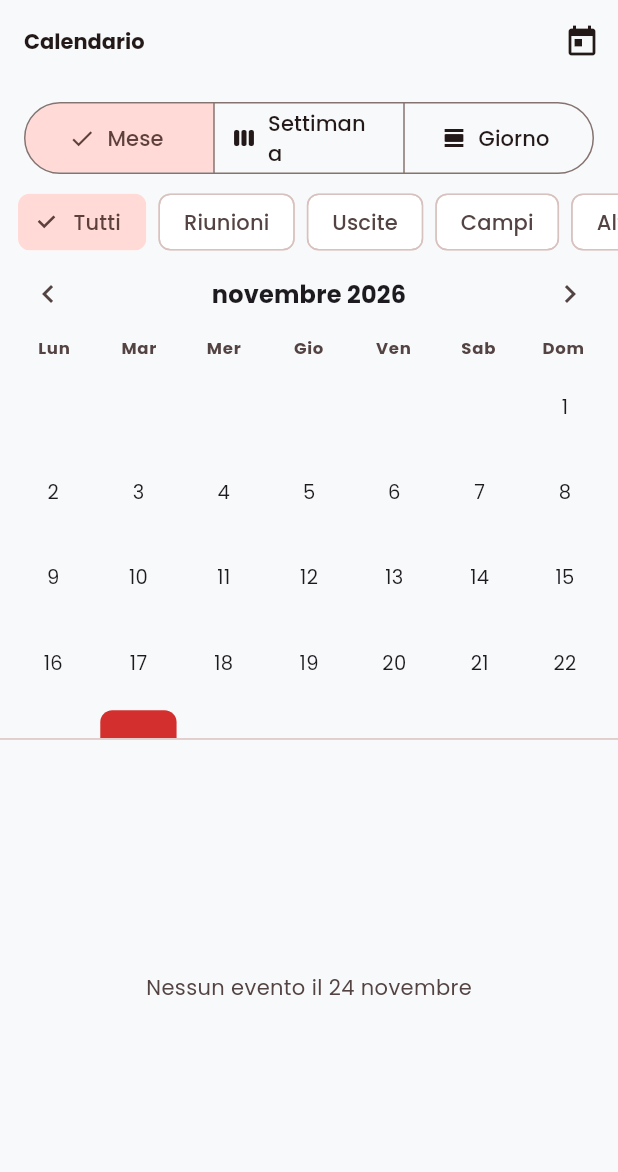
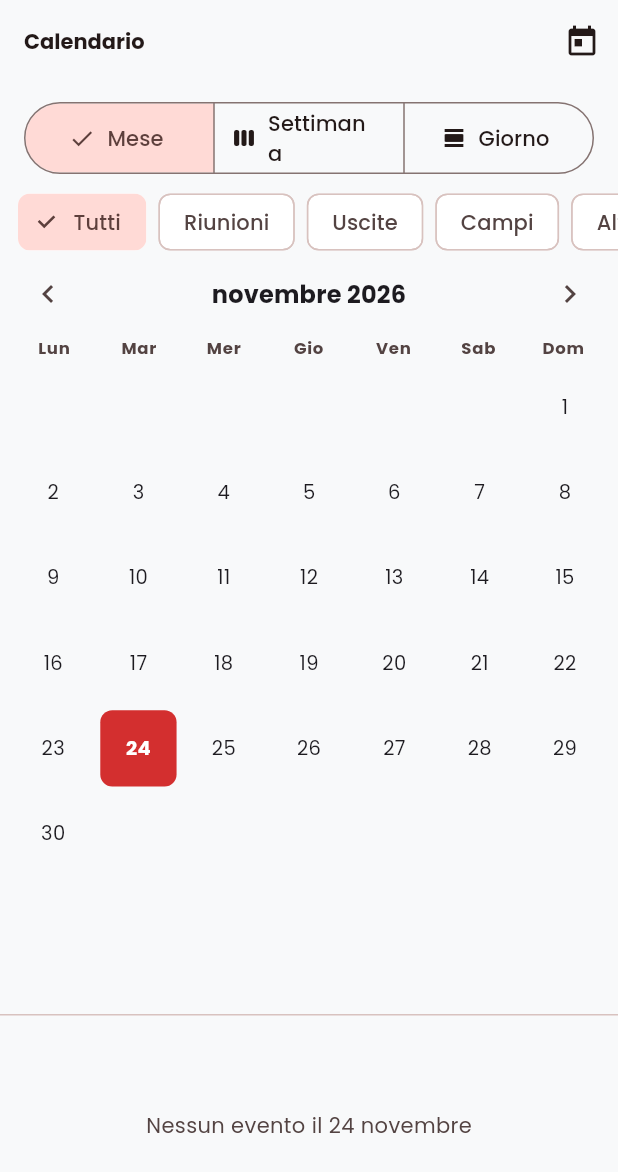
Before and after one commit to LucaPetruzzelli/scouting_project, a Flutter app: the CalendarScreen screen opened by its route, on a phone screen of 412 x 824 dp. Shown: the top 1172 px of the screen. Run offline on Flutter 3.47's test engine with Material 3 defaults, Android fonts, the phone set to English and light mode, and no system bars; our stand-ins replace csv, file_picker, firebase_core, firebase_messaging, flutter_dotenv, flutter_image_compress and 11 more; accounts and stored records are empty; network calls fail.

Commit message:
correzione errore calendario

```diff
--- a/scouting_app/lib/core/widgets/custom_text_field.dart
+++ b/scouting_app/lib/core/widgets/custom_text_field.dart
@@ -54,7 +54,7 @@ class CustomTextField extends StatelessWidget {
           decoration: InputDecoration(
             hintText: placeholder,
             hintStyle: TextStyle(
-              color: Theme.of(context).colorScheme.onSurface.withOpacity(0.5),
+              color: Theme.of(context).colorScheme.onSurface.withValues(alpha: 0.5),
             ),
             prefixIcon: icon != null
                 ? Icon(
--- a/scouting_app/lib/features/auth/screens/registration_step2_screen.dart
+++ b/scouting_app/lib/features/auth/screens/registration_step2_screen.dart
@@ -290,12 +290,12 @@ class _RegistrationStep2ScreenState extends ConsumerState<RegistrationStep2Scree
   }
 
   Widget _buildStepIndicator(BuildContext context, String step, String title, {required bool isActive, bool isCompleted = false}) {
-    final color = isActive || isCompleted ? Theme.of(context).colorScheme.primary : Theme.of(context).colorScheme.onSurfaceVariant.withOpacity(0.5);
+    final color = isActive || isCompleted ? Theme.of(context).colorScheme.primary : Theme.of(context).colorScheme.onSurfaceVariant.withValues(alpha: 0.5);
     return Column(
       children: [
         CircleAvatar(
           radius: 14,
-          backgroundColor: isActive || isCompleted ? color : color.withOpacity(0.2),
+          backgroundColor: isActive || isCompleted ? color : color.withValues(alpha: 0.2),
           child: isCompleted
             ? Icon(Icons.check, size: 16, color: Theme.of(context).colorScheme.onPrimary)
             : Text(
@@ -325,7 +325,7 @@ class _RegistrationStep2ScreenState extends ConsumerState<RegistrationStep2Scree
       child: Container(
         margin: const EdgeInsets.symmetric(horizontal: 8).copyWith(bottom: 16),
         height: 2,
-        color: isCompleted ? Theme.of(context).colorScheme.primary : Theme.of(context).colorScheme.onSurfaceVariant.withOpacity(0.2),
+        color: isCompleted ? Theme.of(context).colorScheme.primary : Theme.of(context).colorScheme.onSurfaceVariant.withValues(alpha: 0.2),
       ),
     );
   }
--- a/scouting_app/lib/features/calendar/screens/calendar_screen.dart
+++ b/scouting_app/lib/features/calendar/screens/calendar_screen.dart
@@ -211,6 +211,7 @@ class _CalendarScreenState extends ConsumerState<CalendarScreen> {
     int firstWeekday = firstDayOfMonth.weekday; // 1=Lun, 7=Dom
     int leadingBlanks = firstWeekday - 1; // quante celle vuote all'inizio
     final totalCells = _calculateCellCount(firstDayOfMonth, daysInMonth);
+    final weeksNeeded = _calculateWeeksNeeded(leadingBlanks, daysInMonth);
 
     final today = DateTime.now();
 
@@ -224,6 +225,11 @@ class _CalendarScreenState extends ConsumerState<CalendarScreen> {
     // Lista eventi del giorno selezionato
     final selectedKey = DateFormat('yyyy-MM-dd').format(selectedDate);
     final selectedEvents = eventsByDay[selectedKey] ?? [];
+
+    // Calcola l'altezza della griglia basata sul numero di settimane
+    final weekHeaderHeight = 40.0; // altezza header giorni settimana
+    final dividerHeight = 1.0;
+    final eventsSectionMinHeight = 100.0; // altezza minima per la sezione eventi
 
     return Column(
       children: [
@@ -247,9 +253,12 @@ class _CalendarScreenState extends ConsumerState<CalendarScreen> {
         ),
         const SizedBox(height: 4),
 
-        // Griglia giorni
-        Flexible(
-          flex: 3,
+        // Griglia giorni con altezza dinamica
+        AnimatedContainer(
+          duration: const Duration(milliseconds: 300),
+          curve: Curves.easeInOut,
+          child: SizedBox(
+            height: weeksNeeded * 72.0, // 72 = altezza media di una riga (72 * 6 = 432px per 6 settimane)
             child: Padding(
               padding: const EdgeInsets.symmetric(horizontal: 8),
               child: GridView.builder(
@@ -286,7 +295,7 @@ class _CalendarScreenState extends ConsumerState<CalendarScreen> {
                         color: isSelected
                             ? Theme.of(context).colorScheme.primary
                             : isToday
-                              ? Theme.of(context).colorScheme.primaryContainer
+                                ? Colors.red
                                 : null,
                         borderRadius: BorderRadius.circular(8),
                       ),
@@ -300,7 +309,7 @@ class _CalendarScreenState extends ConsumerState<CalendarScreen> {
                               color: isSelected
                                   ? Theme.of(context).colorScheme.onPrimary
                                   : isToday
-                                    ? Theme.of(context).colorScheme.primary
+                                      ? Colors.white
                                       : null,
                               fontSize: 13,
                             ),
@@ -330,12 +339,12 @@ class _CalendarScreenState extends ConsumerState<CalendarScreen> {
               ),
             ),
           ),
+        ),
 
         const Divider(height: 1),
 
         // Lista eventi del giorno selezionato
-        Flexible(
-          flex: 4,
+        Expanded(
           child: selectedEvents.isEmpty
               ? Center(
                   child: Text(
@@ -692,4 +701,12 @@ class _CalendarScreenState extends ConsumerState<CalendarScreen> {
     // Sempre almeno 6 settimane (42 celle)
     return totalCells < 42 ? 42 : totalCells;
   }
+
+  /// Calcola il numero di settimane necessarie per visualizzare il mese
+  /// in base al primo giorno della settimana e ai giorni del mese
+  int _calculateWeeksNeeded(int leadingBlanks, int daysInMonth) {
+    final totalCells = leadingBlanks + daysInMonth;
+    final weeks = (totalCells / 7).ceil();
+    return weeks < 6 ? 6 : weeks;
   }
+}
--- a/scouting_app/lib/features/home/widgets/soci_dashboard.dart
+++ b/scouting_app/lib/features/home/widgets/soci_dashboard.dart
@@ -91,9 +91,9 @@ class SociDashboard extends ConsumerWidget {
     return Container(
       padding: const EdgeInsets.all(16),
       decoration: BoxDecoration(
-        color: color.withOpacity(0.1),
+        color: color.withValues(alpha: 0.1),
         borderRadius: BorderRadius.circular(16),
-        border: Border.all(color: color.withOpacity(0.3)),
+        border: Border.all(color: color.withValues(alpha: 0.3)),
       ),
       child: Column(
         crossAxisAlignment: CrossAxisAlignment.start,
@@ -124,7 +124,7 @@ class SociDashboard extends ConsumerWidget {
   Widget _buildEventCard(BuildContext context, {required String title, String? description, required String location, required String date, String? cost}) {
     return Card(
       elevation: 0,
-      color: Theme.of(context).colorScheme.surfaceContainerHighest.withOpacity(0.5),
+      color: Theme.of(context).colorScheme.surfaceContainerHighest.withValues(alpha: 0.5),
       shape: RoundedRectangleBorder(borderRadius: BorderRadius.circular(16)),
       child: Padding(
         padding: const EdgeInsets.all(16.0),
--- a/scouting_app/lib/features/notifications/screens/notifications_screen.dart
+++ b/scouting_app/lib/features/notifications/screens/notifications_screen.dart
@@ -53,7 +53,7 @@ class NotificationsScreen extends ConsumerWidget {
               child: Column(
                 mainAxisAlignment: MainAxisAlignment.center,
                 children: [
-                  Icon(Icons.notifications_off_outlined, size: 64, color: theme.colorScheme.onSurfaceVariant.withOpacity(0.5)),
+                  Icon(Icons.notifications_off_outlined, size: 64, color: theme.colorScheme.onSurfaceVariant.withValues(alpha: 0.5)),
                   const SizedBox(height: 16),
                   Text('Nessuna notifica', style: theme.textTheme.titleLarge?.copyWith(color: theme.colorScheme.onSurfaceVariant)),
                   const SizedBox(height: 8),
@@ -106,7 +106,7 @@ class NotificationsScreen extends ConsumerWidget {
                   },
                   child: Material(
                     color: isUnread
-                        ? theme.colorScheme.primaryContainer.withOpacity(0.3)
+                        ? theme.colorScheme.primaryContainer.withValues(alpha: 0.3)
                         : Colors.transparent,
                     child: InkWell(
                       onTap: () {
--- a/scouting_app/lib/features/profile/widgets/profile_campetti_section.dart
+++ b/scouting_app/lib/features/profile/widgets/profile_campetti_section.dart
@@ -167,7 +167,7 @@ class _ProfileCampettiSectionState extends ConsumerState<ProfileCampettiSection>
                 width: double.infinity,
                 padding: const EdgeInsets.all(20),
                 decoration: BoxDecoration(
-                  color: Theme.of(context).colorScheme.surfaceContainerHighest.withOpacity(0.5),
+                  color: Theme.of(context).colorScheme.surfaceContainerHighest.withValues(alpha: 0.5),
                   borderRadius: BorderRadius.circular(12),
                 ),
                 child: Text(
--- a/scouting_app/lib/features/profile/widgets/profile_specialties_section.dart
+++ b/scouting_app/lib/features/profile/widgets/profile_specialties_section.dart
@@ -118,7 +118,7 @@ class _ProfileSpecialtiesSectionState extends State<ProfileSpecialtiesSection> {
         width: double.infinity,
         padding: const EdgeInsets.symmetric(vertical: 14, horizontal: 12),
         decoration: BoxDecoration(
-          color: Theme.of(context).colorScheme.surfaceContainerHighest.withOpacity(0.5),
+          color: Theme.of(context).colorScheme.surfaceContainerHighest.withValues(alpha: 0.5),
           borderRadius: BorderRadius.circular(10),
         ),
         child: Text(
@@ -139,8 +139,8 @@ class _ProfileSpecialtiesSectionState extends State<ProfileSpecialtiesSection> {
             : item['name'] ?? '';
         return Chip(
           label: Text(label, style: const TextStyle(fontWeight: FontWeight.w600)),
-          backgroundColor: color.withOpacity(0.15),
-          side: BorderSide(color: color.withOpacity(0.4)),
+          backgroundColor: color.withValues(alpha: 0.15),
+          side: BorderSide(color: color.withValues(alpha: 0.4)),
           deleteIcon: Icon(Icons.close, size: 16, color: color),
           onDeleted: () => _deleteItem(isAchieved, i),
         );
--- a/scouting_app/lib/features/search/screens/search_members_screen.dart
+++ b/scouting_app/lib/features/search/screens/search_members_screen.dart
@@ -236,7 +236,7 @@ class _SearchMembersScreenState extends State<SearchMembersScreen> {
                           mainAxisAlignment: MainAxisAlignment.center,
                           children: [
                             Icon(Icons.search_off, size: 64,
-                                color: Theme.of(context).colorScheme.onSurfaceVariant.withOpacity(0.4)),
+                                color: Theme.of(context).colorScheme.onSurfaceVariant.withValues(alpha: 0.4)),
                             const SizedBox(height: 16),
                             Text(
                               'Nessun membro trovato',
```
Also changed, not shown: scouting_app/lib/features/auth/screens/registration_step1_screen.dart (+5 -5 lines), scouting_app/lib/features/auth/screens/registration_step3_screen.dart (+8 -8 lines), scouting_app/lib/features/calendar/screens/event_detail_screen.dart (+12 -12 lines). Lines whose indentation alone changed are shown as unchanged.
